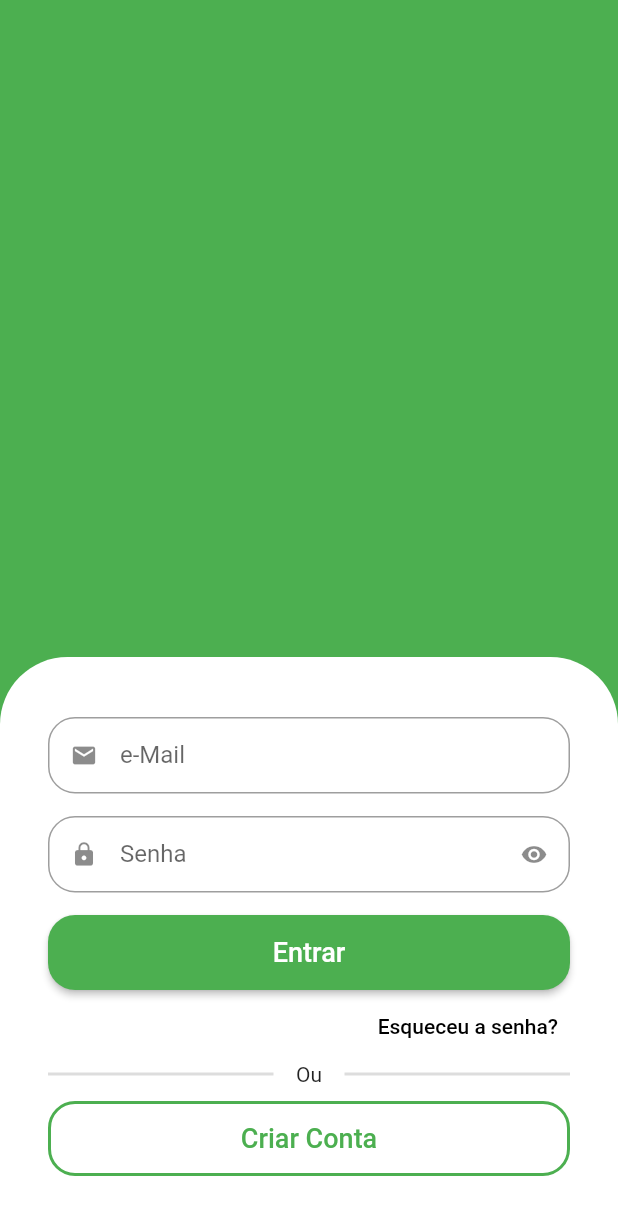
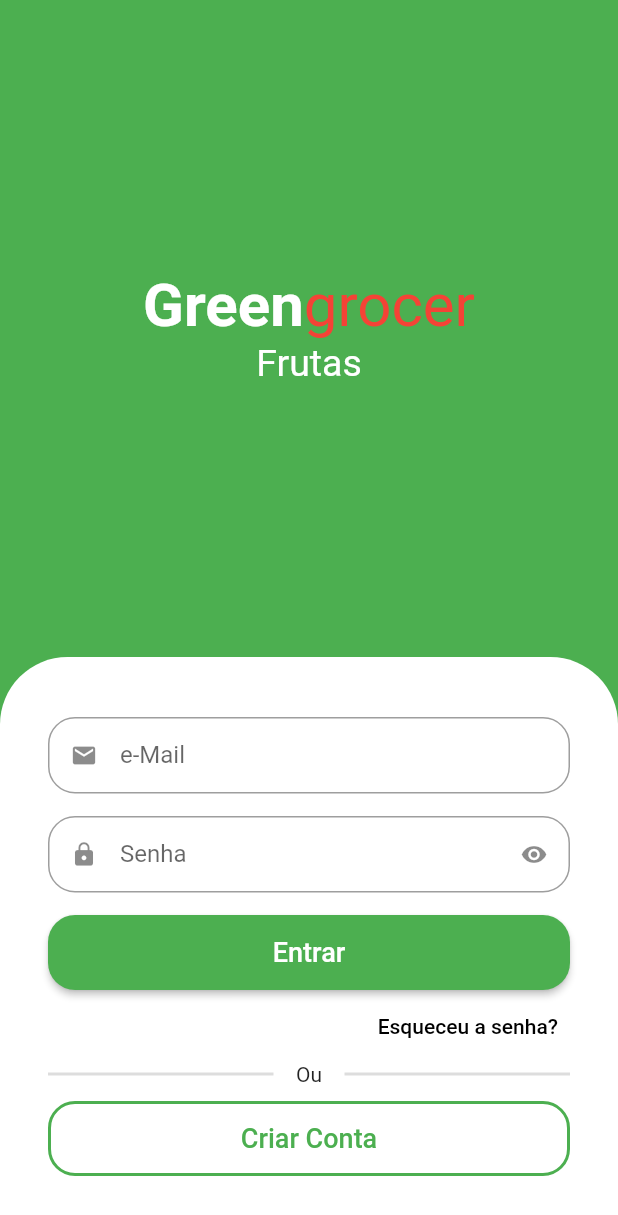
Before and after one commit to manfriny/greengrocer, a Flutter app: the screen it shows after launch, on a phone screen of 412 x 824 dp. Shown: the top 1215 px of the screen. Run offline on Flutter 3.47's test engine with Material 2 defaults, Android fonts, the phone set to English and light mode, and no system bars; drawn by our look-alikes of animated_text_kit.

Commit message:
Aula09 finalizada

```diff
--- a/lib/src/auth/sign_in_screen.dart
+++ b/lib/src/auth/sign_in_screen.dart
@@ -1,3 +1,4 @@
+import 'package:animated_text_kit/animated_text_kit.dart';
 import 'package:flutter/material.dart';
 import 'package:greengrocer/src/auth/components/custom_text_field.dart';
 
@@ -11,10 +12,60 @@ class SignInScreen extends StatelessWidget {
       body: Column(
         children: [
           Expanded(
-            child: Container(
-              color: Colors.green,
+            child: Column(
+              mainAxisAlignment: MainAxisAlignment.center,
+              children: [
+                //Nome do APP
+                const Text.rich(
+                  TextSpan(
+                    style: TextStyle(
+                      fontSize: 40,
+                    ),
+                    children: [
+                      TextSpan(
+                        text: 'Green',
+                        style: TextStyle(
+                          color: Colors.white,
+                          fontWeight: FontWeight.bold,
+                        ),
+                      ),
+                      TextSpan(
+                        text: 'grocer',
+                        style: TextStyle(
+                          color: Colors.red,
+                        ),
+                      ),
+                    ],
+                  ),
+                ),
+
+                //Categorias
+                SizedBox(
+                  height: 30,
+                  child: DefaultTextStyle(
+                    style: const TextStyle(
+                      fontSize: 25,
+                      color: Colors.white,
+                    ),
+                    child: AnimatedTextKit(
+                      pause: Duration.zero,
+                      repeatForever: true,
+                      animatedTexts: [
+                        FadeAnimatedText('Frutas'),
+                        FadeAnimatedText('Verduras'),
+                        FadeAnimatedText('Legumes'),
+                        FadeAnimatedText('Carnes'),
+                        FadeAnimatedText('Cereais'),
+                        FadeAnimatedText('Laticíneos'),
+                      ],
+                    ),
+                  ),
+                ),
+              ],
             ),
           ),
+
+          //Formulário
           Container(
             padding: const EdgeInsets.symmetric(
               horizontal: 32,
@@ -34,6 +85,7 @@ class SignInScreen extends StatelessWidget {
                   icon: Icons.email,
                   label: 'e-Mail',
                 ),
+
                 //Senha
                 const CustomTextField(
                   icon: Icons.lock,
@@ -41,6 +93,7 @@ class SignInScreen extends StatelessWidget {
                   isSecret: true,
                 ),
 
+                //Botão de Entrar
                 SizedBox(
                   height: 50,
                   child: ElevatedButton(
@@ -57,6 +110,7 @@ class SignInScreen extends StatelessWidget {
                   ),
                 ),
 
+                //Esqueceu a Senha
                 Align(
                   alignment: Alignment.centerRight,
                   child: TextButton(
@@ -68,6 +122,7 @@ class SignInScreen extends StatelessWidget {
                   ),
                 ),
 
+                //Divisor
                 Padding(
                   padding: const EdgeInsets.only(bottom: 10),
                   child: Row(
@@ -92,6 +147,7 @@ class SignInScreen extends StatelessWidget {
                   ),
                 ),
 
+                //Botão criar conta
                 SizedBox(
                   height: 50,
                   child: OutlinedButton(
--- a/pubspec.yaml
+++ b/pubspec.yaml
@@ -36,6 +36,7 @@ dependencies:
   # The following adds the Cupertino Icons font to your application.
   # Use with the CupertinoIcons class for iOS style icons.
   cupertino_icons: ^1.0.2
+  animated_text_kit: ^4.2.2
 
 dev_dependencies:
   flutter_test:
```
Also changed, not shown: pubspec.lock.
